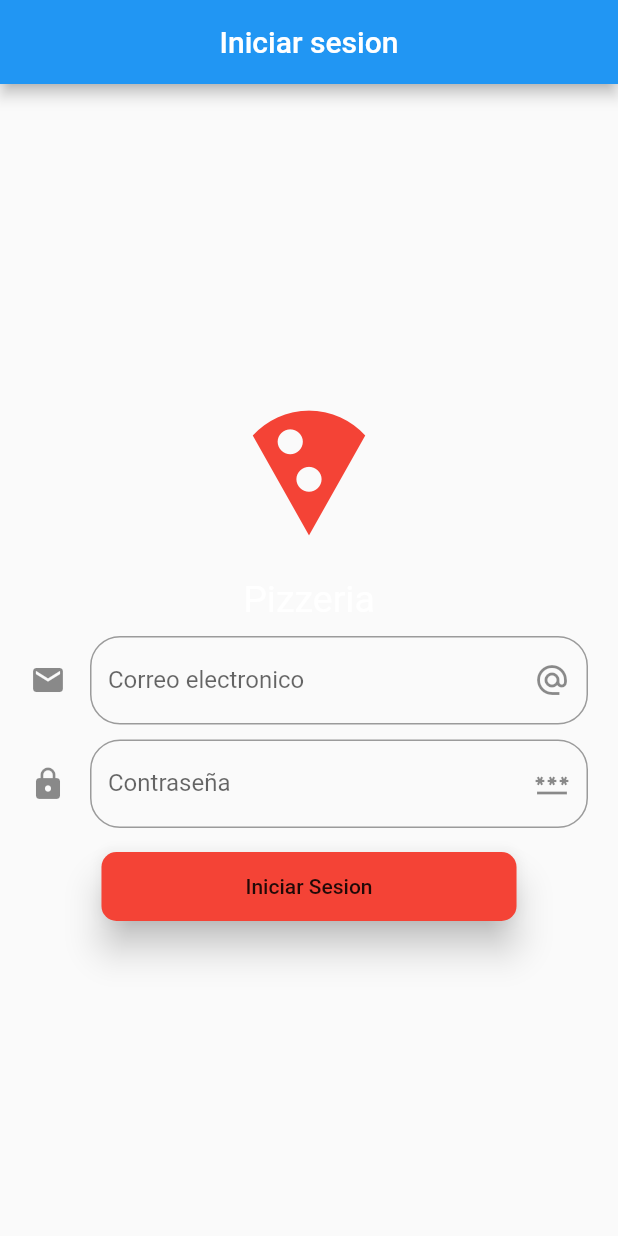
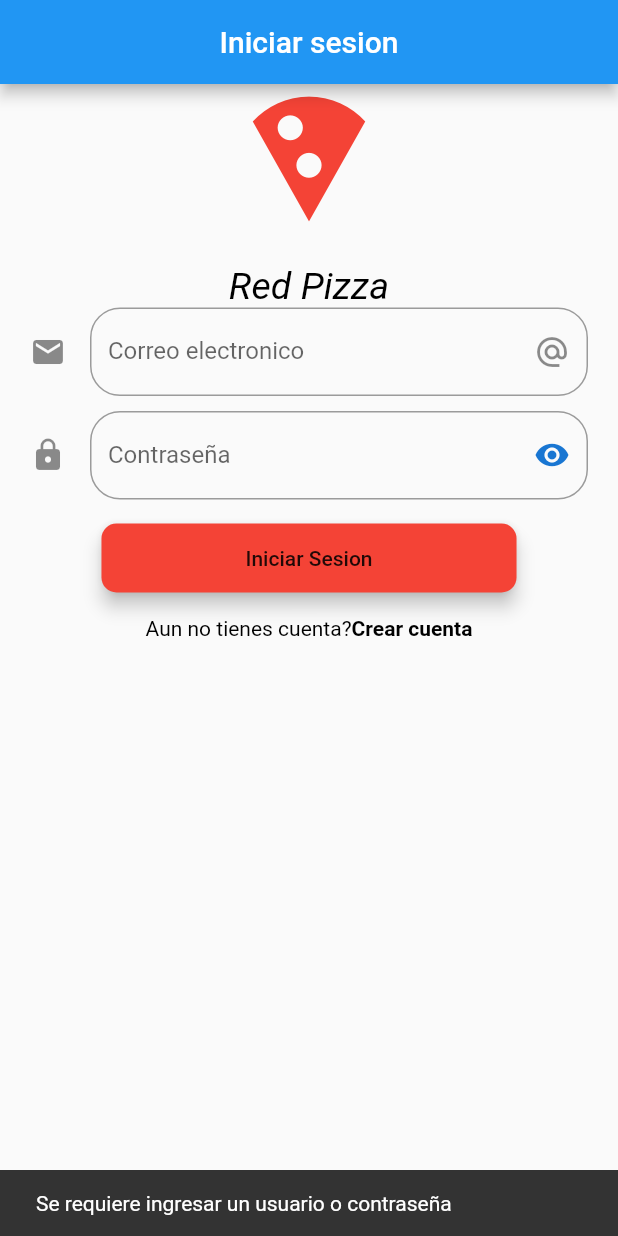
Before and after one commit to LuisFerOv25/Proyecto_Final_Pizzeria, a Flutter app: the screen it shows after launch, after a tap on "Iniciar Sesion", on a phone screen of 412 x 824 dp. Run offline on Flutter 3.47's test engine with Material 2 defaults, Android fonts, the phone set to English and light mode, and no system bars.

Commit message:
Credenciales de usuario
Se mejoró el aspecto del inicio de sesión, igualmente se agregaron funciones adicionales en el campo de texto y se adicionó el formulario de registro

```diff
--- a/lib/Iniciar_sesion.dart
+++ b/lib/Iniciar_sesion.dart
@@ -1,4 +1,6 @@
+
 import 'package:flutter/material.dart';
+import 'package:proyecto_final_pizzeria/Registro.dart';
 
 class Iniciarsesion extends StatefulWidget {
   static String id = 'Iniciarsesion';
@@ -6,7 +8,17 @@ class Iniciarsesion extends StatefulWidget {
   State<Iniciarsesion> createState() => _IniciarsesionState();
 }
 
+final user = TextEditingController();
+final pass = TextEditingController();
+
+String usuario = '';
+String password = '';
+
+bool passvisible=true;
+
+
 class _IniciarsesionState extends State<Iniciarsesion> {
+
   @override
   Widget build(BuildContext context) {
     return MaterialApp(
@@ -17,23 +29,19 @@ class _IniciarsesionState extends State<Iniciarsesion> {
           centerTitle: true,
           title: Text('Iniciar sesion'),
         ),
-        body: Center(
+        body: SingleChildScrollView(
+
           child: Column(
             mainAxisAlignment: MainAxisAlignment.center,
             children: [
+              Icon(Icons.local_pizza, color: Colors.red, size: 100.0),
+              SizedBox(
+                height: 20.0,
+                width: double.infinity,
+              ),
+              Text('Red Pizza',
+                  style: TextStyle(color: Colors.black, fontSize: 25.0, fontStyle: FontStyle.italic)),
 
-               Icon(Icons.local_pizza, color: Colors.red, size: 100.0),
-                SizedBox(
-                  height: 20.0,
-                  width: double.infinity,
-
-                ),
-
-              Text('Pizzeria',
-                  style: TextStyle(color: Colors.white, fontSize: 25.0)),
-              SizedBox(
-                height: 10.0,
-              ),
               _campousuario(),
               SizedBox(
                 height: 10.0,
@@ -43,14 +51,15 @@ class _IniciarsesionState extends State<Iniciarsesion> {
                 height: 15.0,
               ),
               _botoningresar(),
+              SizedBox(
+                height: 15.0,
+              ),
+              _registro(),
             ],
-
           ),
         ),
-
       ),
     );
-
   }
 
   Widget _campousuario() {
@@ -59,6 +68,7 @@ class _IniciarsesionState extends State<Iniciarsesion> {
       return Container(
         padding: EdgeInsets.symmetric(horizontal: 20.0),
         child: TextField(
+            controller: user,
             keyboardType: TextInputType.emailAddress,
             decoration: InputDecoration(
               border:
@@ -81,13 +91,28 @@ class _IniciarsesionState extends State<Iniciarsesion> {
       return Container(
           padding: EdgeInsets.symmetric(horizontal: 20.0),
           child: TextField(
-              obscureText: true,
+              controller: pass,
+              obscureText: passvisible,
               decoration: InputDecoration(
                 border: OutlineInputBorder(
                     borderRadius: BorderRadius.circular(20.0)),
                 hintText: 'Password',
                 labelText: 'Contraseña',
-                suffixIcon: Icon(Icons.password),
+                suffixIcon: IconButton(
+                  icon: Icon(
+                    passvisible
+                    ? Icons.visibility
+                    : Icons.visibility_off,
+                    color: Theme.of(context).primaryColorDark
+                  ),
+                  onPressed: () {
+
+                    setState(() {
+                      passvisible=!passvisible;
+                    });
+                  },
+
+                  ),
                 icon: Icon(Icons.lock),
               ),
               onChanged: (valor) => setState(() {
@@ -106,9 +131,104 @@ class _IniciarsesionState extends State<Iniciarsesion> {
           ),
           shape:
               RoundedRectangleBorder(borderRadius: BorderRadius.circular(10)),
-          elevation: 10.0,
+          elevation: 5.0,
           color: Colors.red,
-          onPressed: () {});
+          onPressed: () {
+            usuario = user.text;
+            password = pass.text;
+
+            if(usuario.isNotEmpty || password.isNotEmpty){
+
+              if (usuario == 'pizza' && password == 'pizza') {
+                Navigator.push(
+                    context,
+                    MaterialPageRoute(
+                      builder: (context) => Registro(),// por defecto se va al registro pero uds colocan la ventana al menu
+                    ));
+              } else {
+                showDialog(
+                  context: context,
+                  builder: (BuildContext context) {
+                    return AlertDialog(
+                      title: new Text("Error al ingresar"),
+                      content: new Text(
+                          "Tu contraseña o correcto son incorrectos, intenta nuevamente"),
+                      actions: <Widget>[
+                        new FlatButton(
+                          child: new Text("Ok"),
+                          onPressed: () {
+                            Navigator.of(context).pop();
+                          },
+                        ),
+                      ],
+                    );
+                  },
+                );
+              }
+            }else if(usuario.isEmpty || password.isEmpty){
+                Scaffold.of(context)
+                      .showSnackBar(SnackBar(content: Text('Se requiere ingresar un usuario o contraseña'))
+
+                      );
+            }
+          });
     });
   }
+
+  Widget _registro() {
+    return sincuenta();
+  }
 }
+
+class sincuenta extends StatelessWidget {
+  final bool login;
+  const sincuenta({
+    Key? key,
+    this.login = true,
+  }) : super(key: key);
+
+  @override
+  Widget build(BuildContext context) {
+    return Row(
+      mainAxisAlignment: MainAxisAlignment.center,
+      children: [
+        Text(
+          login ? 'Aun no tienes cuenta?' : "Ya tienes una cuenta?",
+          style: TextStyle(color: Colors.black),
+        ),
+        GestureDetector(
+          onTap: () {
+            Navigator.push(
+                context, MaterialPageRoute(builder: (context) => Registro()));
+          },
+          child: Text(
+            login ? 'Crear cuenta' : 'Iniciar sesion',
+            style: TextStyle(color: Colors.black, fontWeight: FontWeight.bold),
+          ),
+        )
+      ],
+    );
+  }
+
+  /*Widget _fondo(BuildContext context){
+
+    final size = MediaQuery.of(context).size;
+    return Container(
+
+    height: size.height*0.4,
+    width: double.infinity,
+    decoration: BoxDecoration(
+
+      gradient: LinearGradient(
+
+        colors: <Color> [
+        Color.fromRGBO(53, 0, 32, 1.0),//naranja
+        Color.fromRGBO(00, 00, 08, 1.0)
+        ]
+      )
+    ),
+
+    );
+
+  }*/
+}
--- a/lib/main.dart
+++ b/lib/main.dart
@@ -2,9 +2,15 @@ import 'package:flutter/material.dart';
 import 'package:proyecto_final_pizzeria/Iniciar_sesion.dart';
 
 
-void main() => runApp(MyApp());
+void main() => runApp(Pizzeria());
 
-class MyApp extends StatelessWidget {
+class Pizzeria extends StatefulWidget {
+
+  @override
+  State<Pizzeria> createState() => _PizzeriaState();
+}
+
+class _PizzeriaState extends State<Pizzeria> {
   @override
   Widget build(BuildContext context) {
     return MaterialApp(
```
Also changed, not shown: lib/Registro.dart (added, +223 -0 lines).
